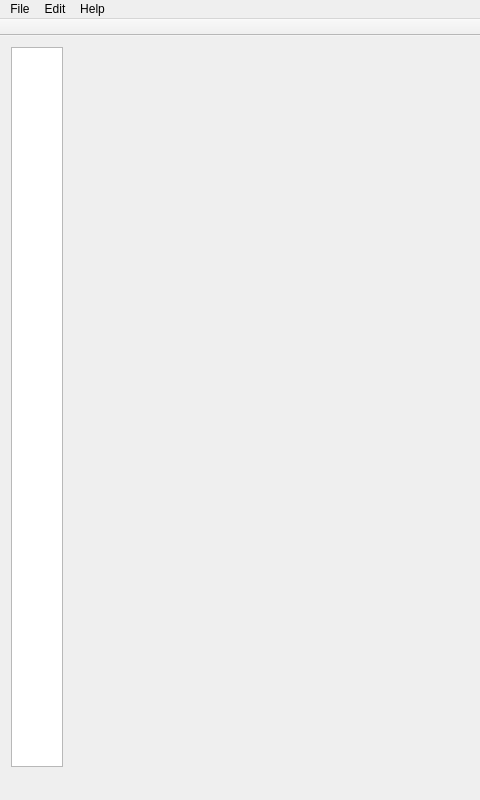
Before: the Qt Designer form src/frontend/views/main_window.ui in evanrolfe/oneproxy, drawn with Qt 5; both pictures show x 0 to 480 and y 0 to 800 of the 1200 by 800 pixel window.
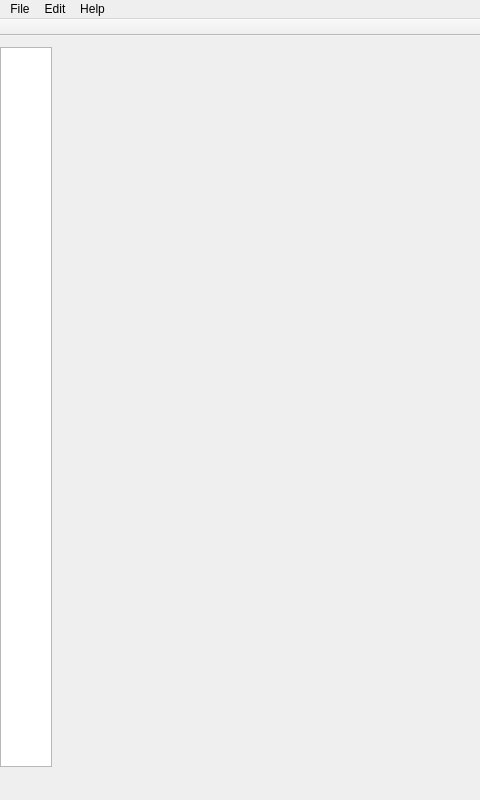
After: the same form once the commit is applied.

```diff
--- a/src/frontend/views/main_window.ui
+++ b/src/frontend/views/main_window.ui
@@ -15,6 +15,15 @@
   </property>
   <widget class="QWidget" name="centralWidget">
    <layout class="QHBoxLayout" name="horizontalLayout">
+    <property name="spacing">
+     <number>0</number>
+    </property>
+    <property name="leftMargin">
+     <number>0</number>
+    </property>
+    <property name="rightMargin">
+     <number>0</number>
+    </property>
     <item>
      <widget class="QListWidget" name="sideBar">
       <property name="sizePolicy">
```
Left out of the diff: 2 changed lines with no effect on the pictures.
